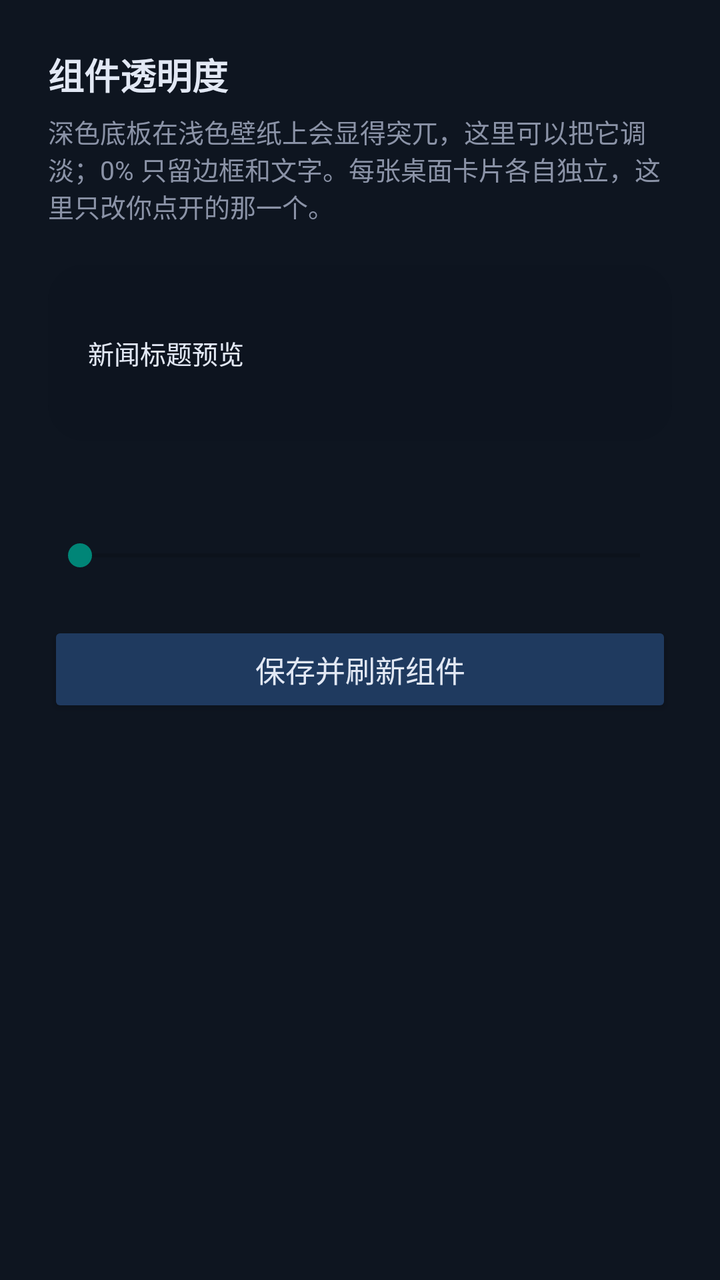
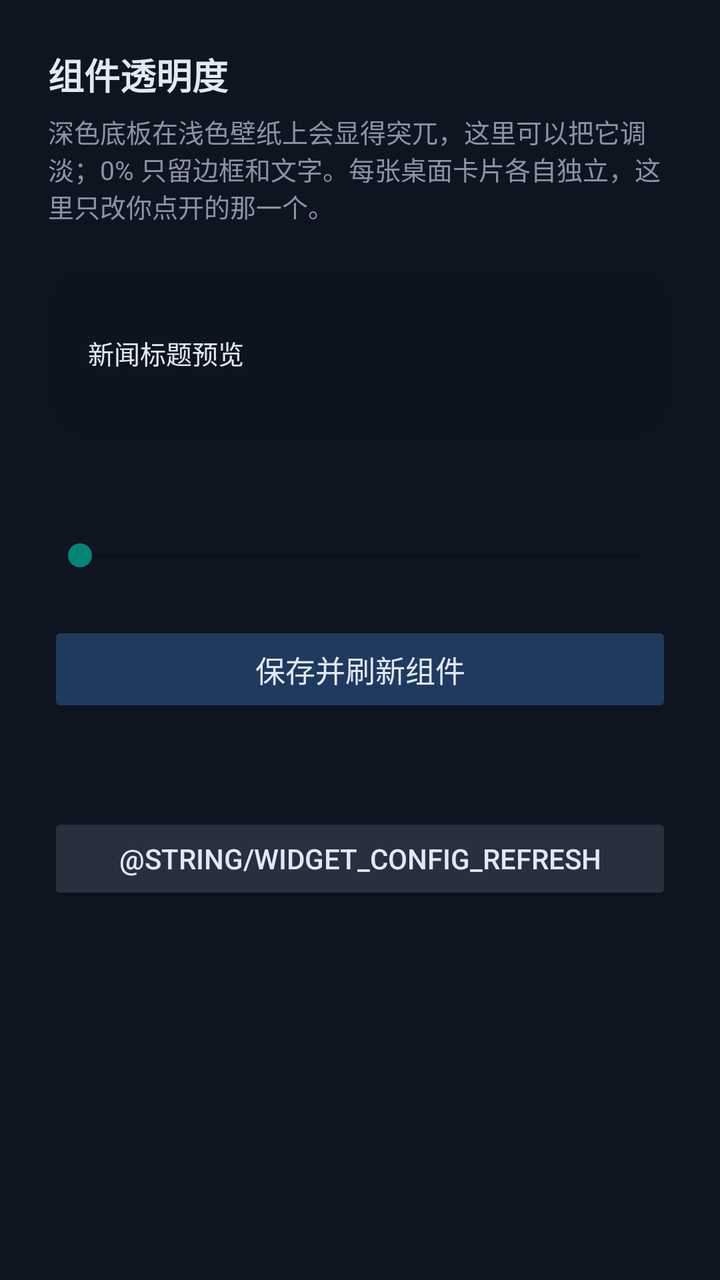

An Android layout rendered at two revisions. The XML below is the earlier revision; the diff shows what the commit changed to produce the second picture.
<!-- AndroidManifest.xml: activity theme Theme.HorizonBrief -->
<!-- res/layout/activity_widget_config.xml -->
<?xml version="1.0" encoding="utf-8"?>
<ScrollView xmlns:android="http://schemas.android.com/apk/res/android"
    android:layout_width="match_parent"
    android:layout_height="wrap_content"
    android:background="#0E1520">

    <LinearLayout
        android:layout_width="match_parent"
        android:layout_height="wrap_content"
        android:orientation="vertical"
        android:padding="24dp">

        <TextView
            android:layout_width="match_parent"
            android:layout_height="wrap_content"
            android:text="@string/widget_config_title"
            android:textColor="#E2E8F4"
            android:textSize="18sp"
            android:textStyle="bold" />

        <TextView
            android:layout_width="match_parent"
            android:layout_height="wrap_content"
            android:layout_marginTop="6dp"
            android:text="@string/widget_config_desc"
            android:textColor="#8B93A7"
            android:textSize="13sp" />

        
        <FrameLayout
            android:id="@+id/cfg_preview"
            android:layout_width="match_parent"
            android:layout_height="88dp"
            android:layout_marginTop="20dp"
            android:background="@drawable/bg_widget_a090">

            <TextView
                android:layout_width="wrap_content"
                android:layout_height="wrap_content"
                android:layout_gravity="center_vertical"
                android:layout_marginStart="20dp"
                android:text="@string/widget_config_preview"
                android:textColor="#E2E8F4"
                android:textSize="13sp" />
        </FrameLayout>

        <TextView
            android:id="@+id/cfg_value"
            android:layout_width="match_parent"
            android:layout_height="wrap_content"
            android:layout_marginTop="20dp"
            android:textColor="#4FD1C5"
            android:textSize="15sp" />

        <SeekBar
            android:id="@+id/cfg_seek"
            android:layout_width="match_parent"
            android:layout_height="wrap_content"
            android:layout_marginTop="8dp"
            android:max="100" />

        <Button
            android:id="@+id/cfg_save"
            android:layout_width="match_parent"
            android:layout_height="48dp"
            android:layout_marginTop="24dp"
            android:backgroundTint="#1F3A5F"
            android:text="@string/widget_config_save"
            android:textColor="#E2E8F4"
            android:textSize="15sp" />
    </LinearLayout>
</ScrollView>
<!-- resources referenced by this layout -->
<resources>
  <!-- drawable bg_widget_a090 (drawable) -->
  <?xml version="1.0" encoding="utf-8"?>
  
  <shape xmlns:android="http://schemas.android.com/apk/res/android"
      android:shape="rectangle">
      <corners android:radius="18dp" />
      <solid android:color="#E60E1520" />
  </shape>
  <string name="widget_config_desc">深色底板在浅色壁纸上会显得突兀，这里可以把它调淡；0% 只留边框和文字。每张桌面卡片各自独立，这里只改你点开的那一个。</string>
  <string name="widget_config_preview">新闻标题预览</string>
  <string name="widget_config_save">保存并刷新组件</string>
  <string name="widget_config_title">组件透明度</string>
  <style name="Theme.HorizonBrief" parent="Theme.AppCompat.DayNight.NoActionBar">
          <item name="android:statusBarColor">#FF2563EB</item>
          <item name="android:windowLightStatusBar">false</item>
          <item name="android:navigationBarColor">#FF0E1320</item>
          
          <item name="android:windowBackground">#FF0E1320</item>
      </style>
</resources>

<!-- the commit's change to res/layout/activity_widget_config.xml (unified diff, before → after) -->
@@ -68,5 +68,24 @@
             android:text="@string/widget_config_save"
             android:textColor="#E2E8F4"
             android:textSize="15sp" />
+
+        
+        <TextView
+            android:id="@+id/cfg_status"
+            android:layout_width="match_parent"
+            android:layout_height="wrap_content"
+            android:layout_marginTop="22dp"
+            android:textColor="#8B93A7"
+            android:textSize="13sp" />
+
+        <Button
+            android:id="@+id/cfg_refresh"
+            android:layout_width="match_parent"
+            android:layout_height="46dp"
+            android:layout_marginTop="8dp"
+            android:backgroundTint="#2A2F3D"
+            android:text="@string/widget_config_refresh"
+            android:textColor="#E2E8F4"
+            android:textSize="14sp" />
     </LinearLayout>
 </ScrollView>
